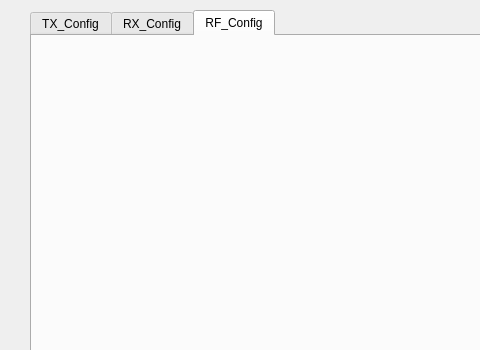
JackzhangLOVEcode/qtprj2-ver1.0, file mainWinUI.ui: the form before one commit; both pictures show x 0 to 480 and y 0 to 350 of the 1101 by 828 pixel window.
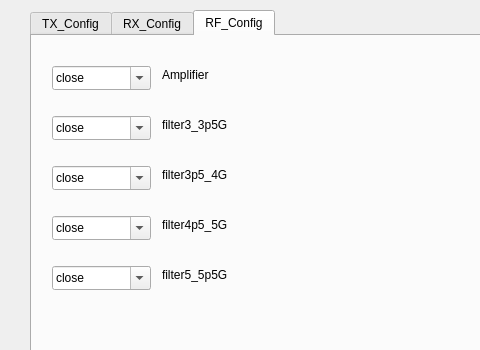
The form after the commit. The open tabs and pages were chosen to show the change.

```diff
--- a/mainWinUI.ui
+++ b/mainWinUI.ui
@@ -1643,6 +1643,231 @@
      <attribute name="title">
       <string>RF_Config</string>
      </attribute>
+     <widget class="QLabel" name="Amplifier_label">
+      <property name="geometry">
+       <rect>
+        <x>130</x>
+        <y>30</y>
+        <width>81</width>
+        <height>18</height>
+       </rect>
+      </property>
+      <property name="text">
+       <string>Amplifier</string>
+      </property>
+      <property name="textFormat">
+       <enum>Qt::PlainText</enum>
+      </property>
+     </widget>
+     <widget class="QComboBox" name="Amplifier_obj">
+      <property name="geometry">
+       <rect>
+        <x>20</x>
+        <y>30</y>
+        <width>99</width>
+        <height>24</height>
+       </rect>
+      </property>
+      <property name="editable">
+       <bool>true</bool>
+      </property>
+      <property name="currentText">
+       <string>close</string>
+      </property>
+      <property name="currentIndex">
+       <number>0</number>
+      </property>
+      <item>
+       <property name="text">
+        <string>close</string>
+       </property>
+      </item>
+      <item>
+       <property name="text">
+        <string>enable</string>
+       </property>
+      </item>
+     </widget>
+     <widget class="QComboBox" name="filter3_3p5G_obj">
+      <property name="geometry">
+       <rect>
+        <x>20</x>
+        <y>80</y>
+        <width>99</width>
+        <height>24</height>
+       </rect>
+      </property>
+      <property name="editable">
+       <bool>true</bool>
+      </property>
+      <property name="currentText">
+       <string>close</string>
+      </property>
+      <property name="currentIndex">
+       <number>0</number>
+      </property>
+      <item>
+       <property name="text">
+        <string>close</string>
+       </property>
+      </item>
+      <item>
+       <property name="text">
+        <string>enable</string>
+       </property>
+      </item>
+     </widget>
+     <widget class="QLabel" name="filter3_3p5G_label">
+      <property name="geometry">
+       <rect>
+        <x>130</x>
+        <y>80</y>
+        <width>121</width>
+        <height>18</height>
+       </rect>
+      </property>
+      <property name="text">
+       <string>filter3_3p5G</string>
+      </property>
+      <property name="textFormat">
+       <enum>Qt::PlainText</enum>
+      </property>
+     </widget>
+     <widget class="QComboBox" name="filter3p5_4G_obj">
+      <property name="geometry">
+       <rect>
+        <x>20</x>
+        <y>130</y>
+        <width>99</width>
+        <height>24</height>
+       </rect>
+      </property>
+      <property name="editable">
+       <bool>true</bool>
+      </property>
+      <property name="currentText">
+       <string>close</string>
+      </property>
+      <property name="currentIndex">
+       <number>0</number>
+      </property>
+      <item>
+       <property name="text">
+        <string>close</string>
+       </property>
+      </item>
+      <item>
+       <property name="text">
+        <string>enable</string>
+       </property>
+      </item>
+     </widget>
+     <widget class="QLabel" name="filter3p5_4G_label">
+      <property name="geometry">
+       <rect>
+        <x>130</x>
+        <y>130</y>
+        <width>111</width>
+        <height>18</height>
+       </rect>
+      </property>
+      <property name="text">
+       <string>filter3p5_4G</string>
+      </property>
+      <property name="textFormat">
+       <enum>Qt::PlainText</enum>
+      </property>
+     </widget>
+     <widget class="QComboBox" name="filter4p5_5G_obj">
+      <property name="geometry">
+       <rect>
+        <x>20</x>
+        <y>180</y>
+        <width>99</width>
+        <height>24</height>
+       </rect>
+      </property>
+      <property name="editable">
+       <bool>true</bool>
+      </property>
+      <property name="currentText">
+       <string>close</string>
+      </property>
+      <property name="currentIndex">
+       <number>0</number>
+      </property>
+      <item>
+       <property name="text">
+        <string>close</string>
+       </property>
+      </item>
+      <item>
+       <property name="text">
+        <string>enable</string>
+       </property>
+      </item>
+     </widget>
+     <widget class="QLabel" name="filter4p5_5G_label">
+      <property name="geometry">
+       <rect>
+        <x>130</x>
+        <y>180</y>
+        <width>111</width>
+        <height>18</height>
+       </rect>
+      </property>
+      <property name="text">
+       <string>filter4p5_5G</string>
+      </property>
+      <property name="textFormat">
+       <enum>Qt::PlainText</enum>
+      </property>
+     </widget>
+     <widget class="QComboBox" name="filter5_5p5G_obj">
+      <property name="geometry">
+       <rect>
+        <x>20</x>
+        <y>230</y>
+        <width>99</width>
+        <height>24</height>
+       </rect>
+      </property>
+      <property name="editable">
+       <bool>true</bool>
+      </property>
+      <property name="currentText">
+       <string>close</string>
+      </property>
+      <property name="currentIndex">
+       <number>0</number>
+      </property>
+      <item>
+       <property name="text">
+        <string>close</string>
+       </property>
+      </item>
+      <item>
+       <property name="text">
+        <string>enable</string>
+       </property>
+      </item>
+     </widget>
+     <widget class="QLabel" name="filter5_5p5G_label">
+      <property name="geometry">
+       <rect>
+        <x>130</x>
+        <y>230</y>
+        <width>111</width>
+        <height>18</height>
+       </rect>
+      </property>
+      <property name="text">
+       <string>filter5_5p5G</string>
+      </property>
+      <property name="textFormat">
+       <enum>Qt::PlainText</enum>
+      </property>
+     </widget>
     </widget>
    </widget>
   </widget>
```
Left out of the diff: 2 changed lines with no effect on the pictures.
